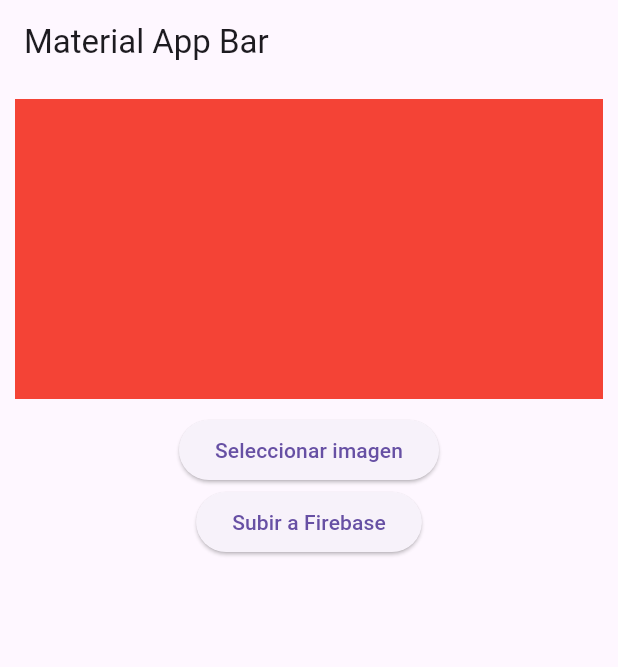
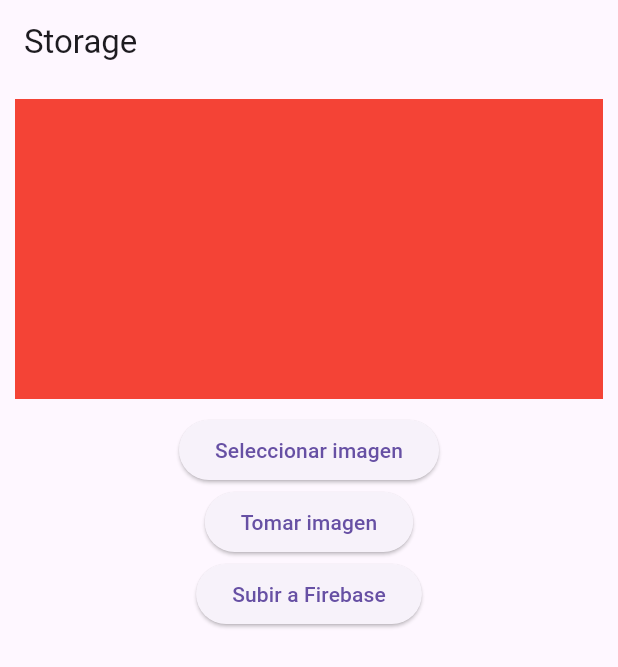
Before and after one commit to Paulesh5/imagenes_flutter, a Flutter app: the screen it shows after launch, on a phone screen of 412 x 824 dp. Shown: the top 667 px of the screen. Run offline on Flutter 3.47's test engine with Material 3 defaults, Android fonts, the light colour scheme and no system bars; our stand-ins replace firebase_core, firebase_storage, image_picker; accounts and stored records are empty.

Commit message:
tomar fotos camara

```diff
--- a/lib/home_page.dart
+++ b/lib/home_page.dart
@@ -1,6 +1,7 @@
 import 'dart:typed_data';
 import 'package:flutter/material.dart';
 import 'package:imagenes_flutter/services/select_image.dart';
+import 'package:imagenes_flutter/services/take_image.dart';
 import 'services/upload_image.dart';
 
 class HomePage extends StatefulWidget {
@@ -19,7 +20,7 @@ class _HomePageState extends State<HomePage> {
   Widget build(BuildContext context) {
     return Scaffold(
       appBar: AppBar(
-        title: const Text('Material App Bar'),
+        title: const Text('Storage'),
       ),
       body: Column(
         children: [
@@ -37,6 +38,13 @@ class _HomePageState extends State<HomePage> {
                 imagen_to_upload = bytes;
               });
             }, child: const Text("Seleccionar imagen")),
+          ElevatedButton(
+            onPressed: () async {
+              final bytes = await tomarImage();
+              setState(() {
+                imagen_to_upload = bytes;
+              });
+            }, child: const Text("Tomar imagen")),
           ElevatedButton(
             onPressed: () async {
               if (imagen_to_upload == null) {
```
Also changed, not shown: lib/services/take_image.dart (added, +13 -0 lines), 2 other files.
